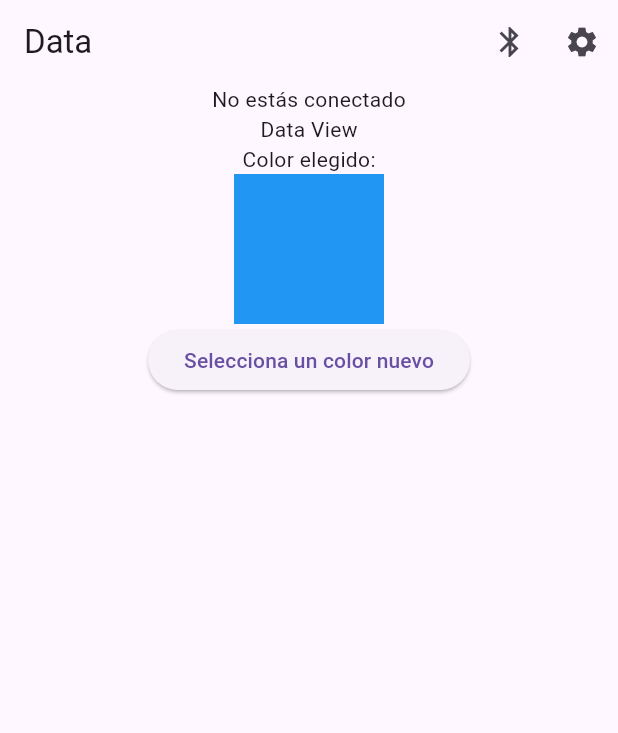
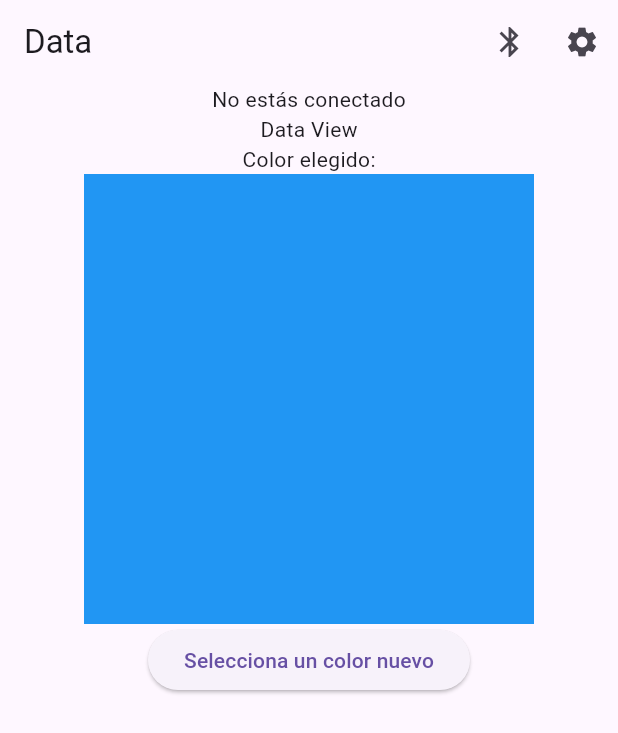
Before and after one commit to Sjvc0595/color_picker, a Flutter app: the screen it shows after launch, on a phone screen of 412 x 824 dp. Shown: the top 733 px of the screen. Run offline on Flutter 3.47's test engine with Material 3 defaults, Android fonts, the phone set to English and light mode, and no system bars; our stand-ins replace flutter_bluetooth_serial, flutter_colorpicker, permission_handler; generated files the repository leaves out were written again.

Commit message:
refactor: Increase size of color container in data view

```diff
--- a/lib/src/views/data_view.dart
+++ b/lib/src/views/data_view.dart
@@ -113,8 +113,8 @@ class _DataViewState extends State<DataView> {
             const Text('Data View'),
             const Text("Color elegido:"),
             SizedBox(
-              width: 100,
-              height: 100,
+              width: 300,
+              height: 300,
               child: Container(
                 color: _currentColor,
               ),
```
